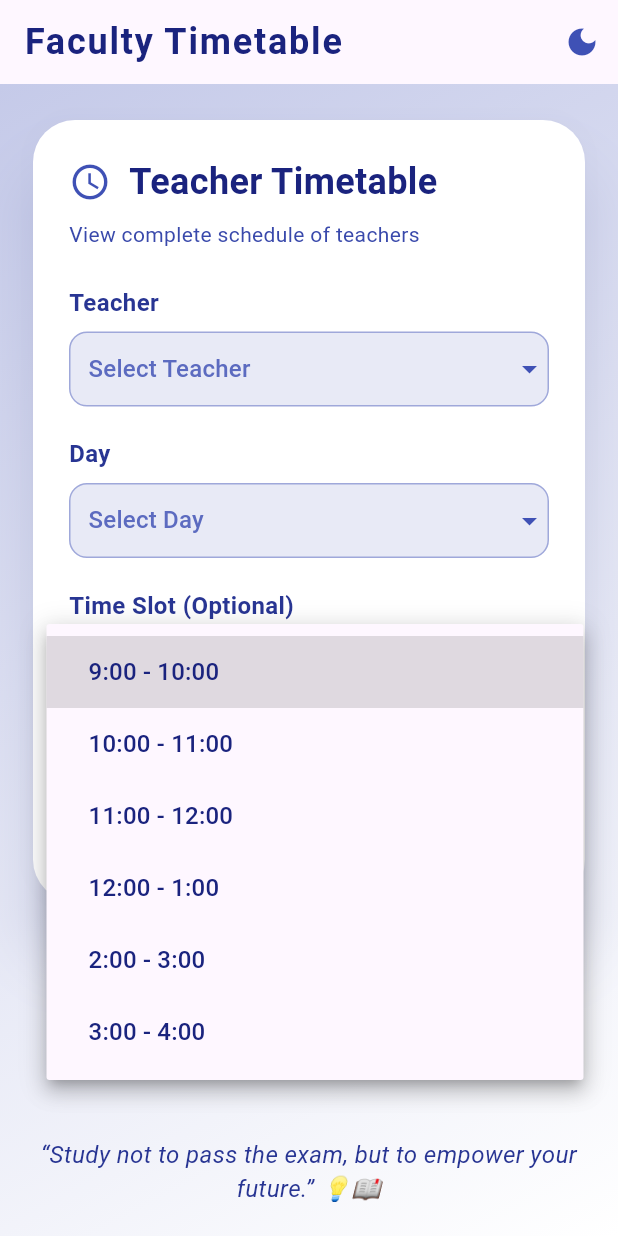
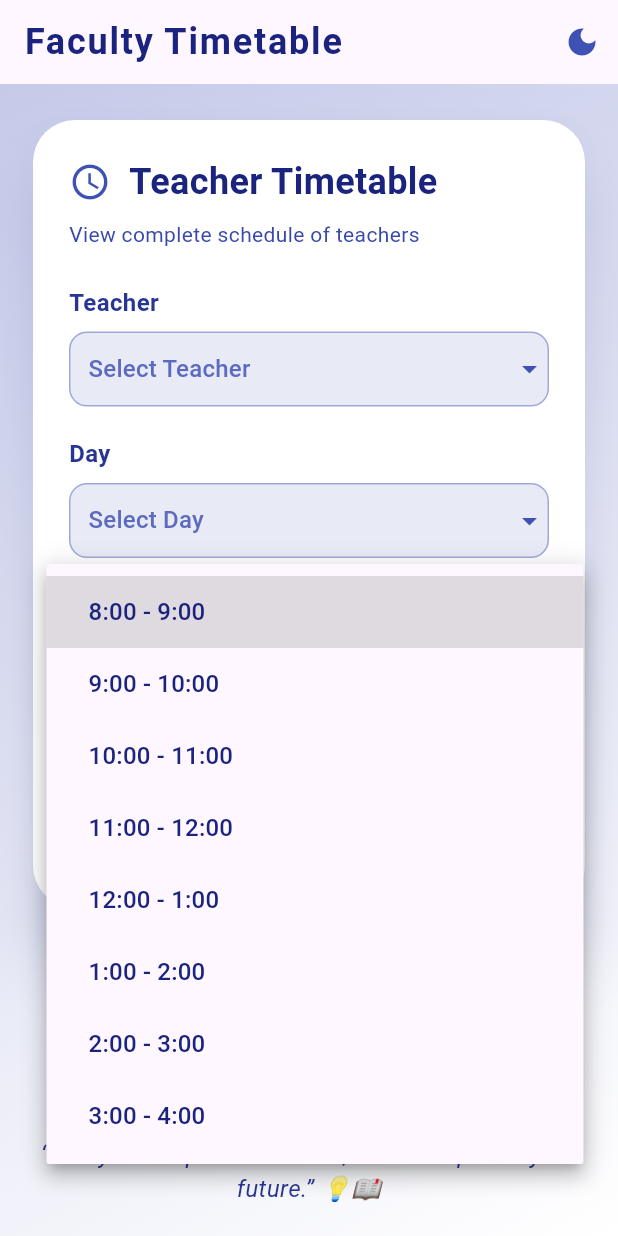
Before and after one commit to dhruvjain-hub/FindMyFaculty, a Flutter app: the screen it shows after launch, after a tap on an icon or button, on a phone screen of 412 x 824 dp. Run offline on Flutter 3.47's test engine with Material 3 defaults, Android fonts, the phone set to English and light mode, and no system bars; our stand-ins replace animated_splash_screen, firebase_core, firebase_database, google_fonts, page_transition; accounts and stored records are empty.

```diff
--- a/lib/screens/home_screen.dart
+++ b/lib/screens/home_screen.dart
@@ -25,7 +25,7 @@ class _HomeScreenState extends State<HomeScreen> {
 
   // Lists to be populated from Firebase
   List<String> teachers = [];
-  List<String> times = ['9:00 - 10:00', '10:00 - 11:00', '11:00 - 12:00', '12:00 - 1:00', '2:00 - 3:00', '3:00 - 4:00'];
+  List<String> times = ['8:00 - 9:00', '9:00 - 10:00', '10:00 - 11:00', '11:00 - 12:00', '12:00 - 1:00', '1:00 - 2:00', '2:00 - 3:00', '3:00 - 4:00'];
 
   // Mapping between display names and Firebase keys
   final Map<String, String> _teacherKeyMap = {};
@@ -245,6 +245,7 @@ class _HomeScreenState extends State<HomeScreen> {
                         color: isDarkMode ? Colors.white : Colors.indigo[900],
                         fontWeight: FontWeight.w500,
                       ),
+                      overflow: TextOverflow.ellipsis,
                     ),
                   ),
                 );
@@ -376,14 +377,14 @@ class _HomeScreenState extends State<HomeScreen> {
 
                               const SizedBox(height: 28),
 
-                              // Action Buttons
-                              Row(
+                              // Action Buttons - FIXED WITH SHORTER TEXT
+                              Container(
+                                height: 56,
+                                child: Row(
                                   children: [
                                     Expanded(
-                                    child: OutlinedButton.icon(
+                                      child: OutlinedButton(
                                         onPressed: resetTimetableFields,
-                                      icon: const Icon(Icons.refresh),
-                                      label: const Text('Reset All'),
                                         style: OutlinedButton.styleFrom(
                                           padding: const EdgeInsets.symmetric(vertical: 16),
                                           shape: RoundedRectangleBorder(
@@ -391,33 +392,80 @@ class _HomeScreenState extends State<HomeScreen> {
                                           ),
                                           side: BorderSide(
                                             color: isDarkMode ? Colors.indigo[600]! : Colors.indigo,
+                                            width: 2,
                                           ),
+                                        ),
+                                        child: Row(
+                                          mainAxisAlignment: MainAxisAlignment.center,
+                                          children: [
+                                            Icon(
+                                              Icons.refresh,
+                                              size: 20,
+                                              color: isDarkMode ? Colors.white : Colors.indigo,
+                                            ),
+                                            const SizedBox(width: 8),
+                                            Text(
+                                              'Reset',
+                                              style: TextStyle(
+                                                fontSize: 16,
+                                                fontWeight: FontWeight.w600,
+                                                color: isDarkMode ? Colors.white : Colors.indigo,
+                                              ),
+                                            ),
+                                          ],
                                         ),
                                       ),
                                     ),
                                     const SizedBox(width: 16),
                                     Expanded(
-                                    child: ElevatedButton.icon(
+                                      child: ElevatedButton(
                                         onPressed: isLoading ? null : showTimetable,
-                                      icon: isLoading
-                                          ? const SizedBox(
-                                              width: 16,
-                                              height: 16,
-                                              child: CircularProgressIndicator(strokeWidth: 2, valueColor: AlwaysStoppedAnimation<Color>(Colors.white)),
-                                            )
-                                          : const Icon(Icons.schedule),
-                                      label: isLoading ? const Text('Loading...') : const Text('Show Timetable'),
                                         style: ElevatedButton.styleFrom(
                                           backgroundColor: Colors.indigo,
                                           foregroundColor: Colors.white,
-                                        padding: const EdgeInsets.symmetric(vertical: 16),
+                                          padding: const EdgeInsets.symmetric(vertical: 16, horizontal: 8),
                                           shape: RoundedRectangleBorder(
                                             borderRadius: BorderRadius.circular(12),
                                           ),
+                                          elevation: 4,
+                                          shadowColor: Colors.indigo.withOpacity(0.3),
+                                        ),
+                                        child: isLoading
+                                            ? SizedBox(
+                                                height: 20,
+                                                width: 20,
+                                                child: CircularProgressIndicator(
+                                                  strokeWidth: 2,
+                                                  valueColor: AlwaysStoppedAnimation<Color>(Colors.white),
+                                                ),
+                                              )
+                                            : Row(
+                                                mainAxisAlignment: MainAxisAlignment.center,
+                                                children: [
+                                                  Icon(
+                                                    Icons.schedule,
+                                                    size: 20,
+                                                    color: Colors.white,
+                                                  ),
+                                                  const SizedBox(width: 6),
+                                                  Flexible(
+                                                    child: Text(
+                                                      'Show Schedule',
+                                                      style: TextStyle(
+                                                        fontSize: 15, // Slightly smaller font
+                                                        fontWeight: FontWeight.w600,
+                                                        color: Colors.white,
+                                                      ),
+                                                      overflow: TextOverflow.ellipsis,
+                                                      maxLines: 1,
+                                                    ),
+                                                  ),
+                                                ],
                                               ),
                                       ),
                                     ),
                                   ],
+                                ),
                               ),
 
                               const SizedBox(height: 24),
@@ -444,12 +492,16 @@ class _HomeScreenState extends State<HomeScreen> {
                                             color: isDarkMode ? Colors.amber : Colors.indigo,
                                           ),
                                           const SizedBox(width: 8),
-                                          Text(
+                                          Expanded(
+                                            child: Text(
                                               'Timetable for $selectedTeacher',
                                               style: TextStyle(
                                                 fontSize: 18,
                                                 fontWeight: FontWeight.bold,
                                                 color: isDarkMode ? Colors.white : Colors.indigo[900],
+                                              ),
+                                              overflow: TextOverflow.ellipsis,
+                                              maxLines: 2,
                                             ),
                                           ),
                                         ],
@@ -506,6 +558,7 @@ class _HomeScreenState extends State<HomeScreen> {
                                             color: isDarkMode ? Colors.white70 : Colors.indigo[700],
                                             fontWeight: FontWeight.w500,
                                           ),
+                                          overflow: TextOverflow.ellipsis,
                                         ),
                                       ],
                                     ),
```
Lines whose indentation alone changed are shown as unchanged.
